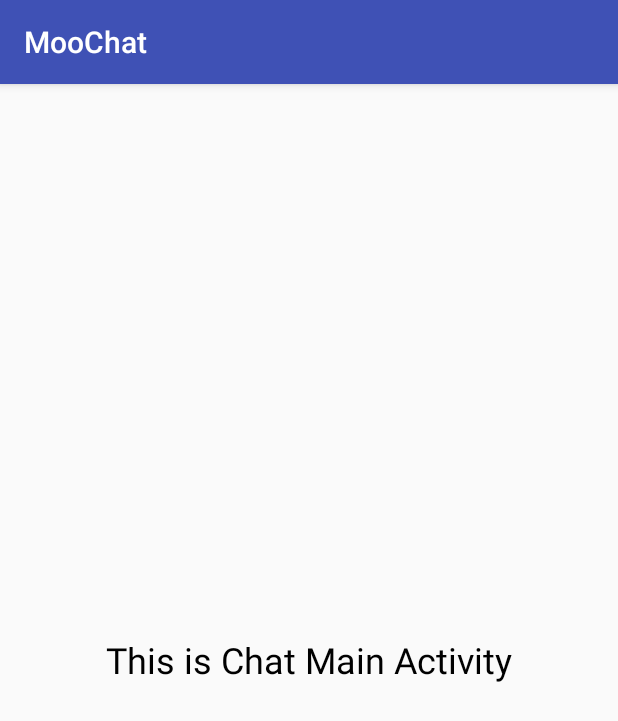
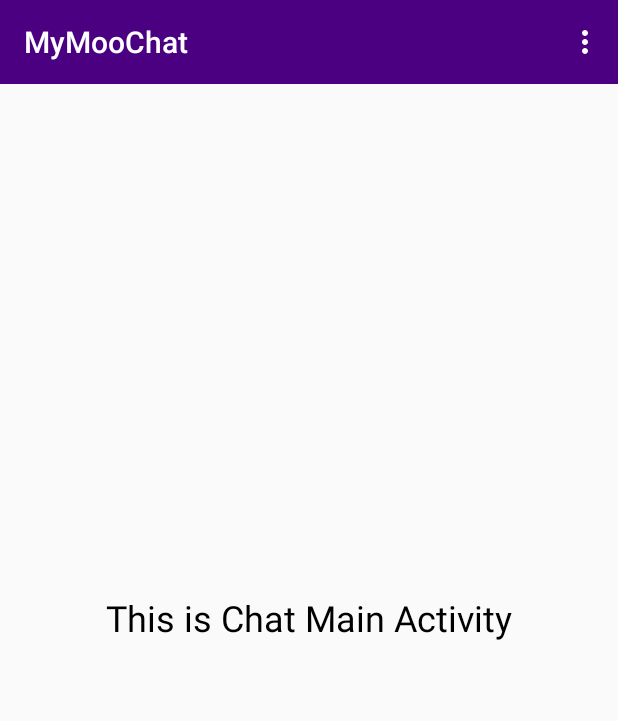
Before and after one commit to MohsanSultan/MooChat, an Android app: the screen it shows after launch once a user with an empty profile is signed in (MainActivity), on a phone screen of 412 x 824 dp. Shown: the top 721 px of the screen. Run offline under Robolectric (Android 15) with nearby library versions, the phone set to English and light mode, and no system bars; our stand-ins replace Firebase (no records; nobody signed in at launch, a user with empty details on screens opened directly).

Commit message:
02-01-2019

```diff
--- a/app/build.gradle
+++ b/app/build.gradle
@@ -16,6 +16,10 @@ android {
             proguardFiles getDefaultProguardFile('proguard-android.txt'), 'proguard-rules.pro'
         }
     }
+    compileOptions {
+        targetCompatibility 1.8
+        sourceCompatibility 1.8
+    }
 }
 
 dependencies {
--- a/app/src/main/AndroidManifest.xml
+++ b/app/src/main/AndroidManifest.xml
@@ -18,7 +18,9 @@
         </activity>
         <activity android:name=".LoginActivity" />
         <activity android:name=".SignInActivity" />
-        <activity android:name=".RegisterActivity"></activity>
+        <activity
+            android:name=".RegisterActivity"
+            android:parentActivityName=".LoginActivity" />
     </application>
 
 </manifest>
--- a/app/src/main/java/com/example/moo_chat/moochat/MainActivity.java
+++ b/app/src/main/java/com/example/moo_chat/moochat/MainActivity.java
@@ -3,6 +3,9 @@ package com.example.moo_chat.moochat;
 import android.content.Intent;
 import android.support.v7.app.AppCompatActivity;
 import android.os.Bundle;
+import android.support.v7.widget.Toolbar;
+import android.view.Menu;
+import android.view.MenuItem;
 
 import com.google.firebase.auth.FirebaseAuth;
 import com.google.firebase.auth.FirebaseUser;
@@ -11,12 +14,19 @@ import com.google.firebase.auth.FirebaseUser;
 public class MainActivity extends AppCompatActivity {
 
     private FirebaseAuth mAuth;
+    private Toolbar mToolbar;
+
     @Override
     protected void onCreate(Bundle savedInstanceState) {
         super.onCreate(savedInstanceState);
         setContentView(R.layout.activity_main);
 
         mAuth = FirebaseAuth.getInstance();
+
+        mToolbar = findViewById(R.id.main_page_toolbar);
+        setSupportActionBar(mToolbar);
+        getSupportActionBar().setTitle("MyMooChat");
+
     }
 
     @Override
@@ -27,10 +37,32 @@ public class MainActivity extends AppCompatActivity {
 
         if (currentUser == null)
         {
-            Intent loginIntent = new Intent(MainActivity.this , LoginActivity.class);
-            startActivity(loginIntent);
-            finish();
+          GoToStart();
         }
     }
 
+    @Override
+    public boolean onCreateOptionsMenu(Menu menu) {
+         super.onCreateOptionsMenu(menu);
+         getMenuInflater().inflate(R.menu.main_menu , menu);
+
+        return true;
+    }
+
+    @Override
+    public boolean onOptionsItemSelected(MenuItem item) {
+         super.onOptionsItemSelected(item);
+
+         if (item.getItemId() == R.id.main_logout_btn) {
+             FirebaseAuth.getInstance().signOut();
+             GoToStart();
+         }
+        return true;
+    }
+
+    private void GoToStart() {
+        Intent loginIntent = new Intent(MainActivity.this , LoginActivity.class);
+        startActivity(loginIntent);
+        finish();
+    }
 }
--- a/app/src/main/res/layout/activity_main.xml
+++ b/app/src/main/res/layout/activity_main.xml
@@ -6,6 +6,9 @@
     android:layout_width="match_parent"
     android:layout_height="match_parent"
     tools:context=".MainActivity">
+
+    <include layout="@layout/app_bar_layout"
+        android:id="@+id/main_page_toolbar"/>
 
     <TextView
         android:id="@+id/textView2"
--- a/app/src/main/res/layout/activity_register.xml
+++ b/app/src/main/res/layout/activity_register.xml
@@ -22,13 +22,13 @@
         android:id="@+id/reg_name"
         android:layout_width="362dp"
         android:layout_height="wrap_content"
+        android:layout_below="@+id/textView2"
         android:layout_centerHorizontal="true"
-        android:layout_below="@+id/textView2"
         android:layout_marginTop="65dp"
+        android:ems="10"
         android:hint="@string/full_name"
-        android:ems="10"
         android:inputType="textPersonName"
-        />
+        android:textColorLink="@android:color/holo_purple" />
     <EditText
         android:id="@+id/reg_email"
         android:layout_width="362dp"
--- /dev/null
+++ b/app/src/main/res/layout/app_bar_layout.xml
@@ -0,0 +1,10 @@
+<?xml version="1.0" encoding="utf-8"?>
+<android.support.v7.widget.Toolbar xmlns:android="http://schemas.android.com/apk/res/android"
+    xmlns:tools="http://schemas.android.com/tools"
+    android:id="@+id/main_app_bar"
+    android:layout_width="match_parent"
+    android:layout_height="wrap_content"
+    android:background="@color/colorPrimary"
+    android:theme="@style/ThemeOverlay.AppCompat.Dark.ActionBar">
+
+</android.support.v7.widget.Toolbar>
--- /dev/null
+++ b/app/src/main/res/menu/main_menu.xml
@@ -0,0 +1,20 @@
+<?xml version="1.0" encoding="utf-8"?>
+<menu xmlns:app="http://schemas.android.com/apk/res-auto"
+    xmlns:android="http://schemas.android.com/apk/res/android">
+
+    <item
+        android:id="@+id/main_logout_btn"
+        android:orderInCategory="100"
+        android:title="@string/logout"
+        app:showAsAction="never" />
+    <item
+        android:id="@+id/account_Bar_btn"
+        android:orderInCategory="100"
+        android:title="@string/account"
+        app:showAsAction="never" />
+    <item
+        android:id="@+id/all_users_bar_btn"
+        android:orderInCategory="100"
+        android:title="@string/all_users"
+        app:showAsAction="never" />
+</menu>
--- a/app/src/main/res/values/colors.xml
+++ b/app/src/main/res/values/colors.xml
@@ -1,6 +1,6 @@
 <?xml version="1.0" encoding="utf-8"?>
 <resources>
-    <color name="colorPrimary">#3F51B5</color>
+    <color name="colorPrimary">#4B0082</color>
     <color name="colorPrimaryDark">#303F9F</color>
     <color name="colorAccent">#FF4081</color>
 </resources>
--- a/app/src/main/res/values/strings.xml
+++ b/app/src/main/res/values/strings.xml
@@ -8,4 +8,7 @@
     <string name="create_account">Create Account</string>
     <string name="create_new_account1">Create new Account</string>
     <string name="login">Login</string>
+    <string name="logout">LogOut</string>
+    <string name="account">Account Settings</string>
+    <string name="all_users">All Users</string>
 </resources>
--- a/app/src/main/res/values/styles.xml
+++ b/app/src/main/res/values/styles.xml
@@ -6,6 +6,8 @@
         <item name="colorPrimary">@color/colorPrimary</item>
         <item name="colorPrimaryDark">@color/colorPrimaryDark</item>
         <item name="colorAccent">@color/colorAccent</item>
+        <item name="windowActionBar">true</item>
+        <item name="windowNoTitle">true</item>
     </style>
 
 </resources>
```
Also changed, not shown: app/src/main/java/com/example/moo_chat/moochat/RegisterActivity.java (+16 -4 lines).
